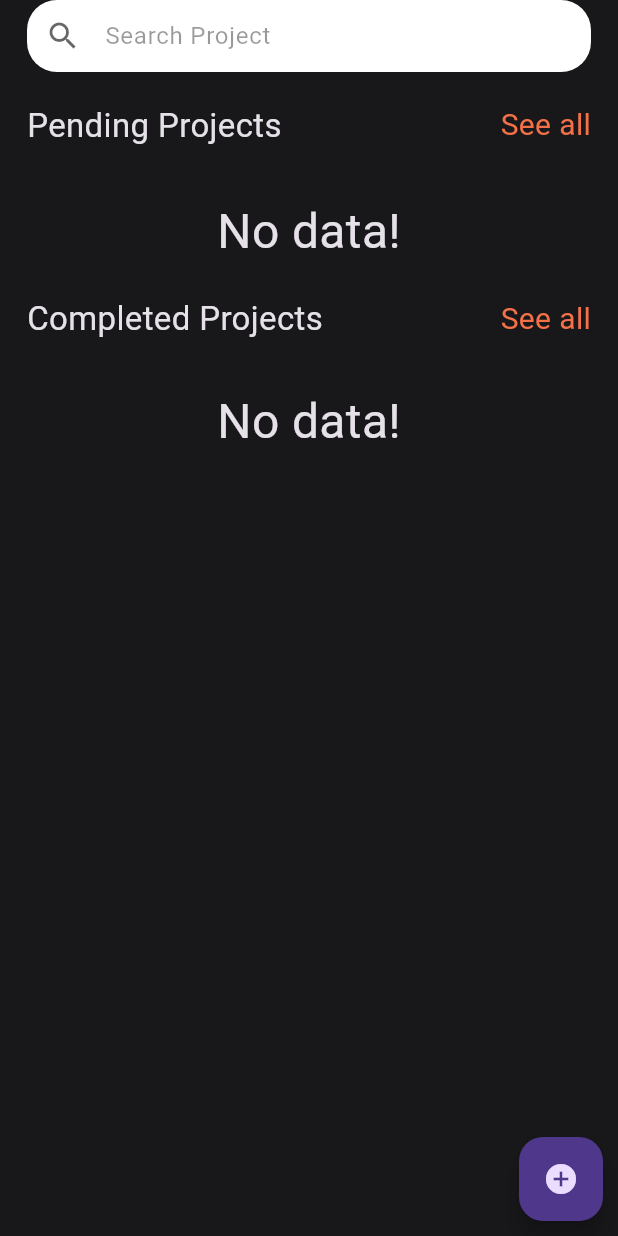
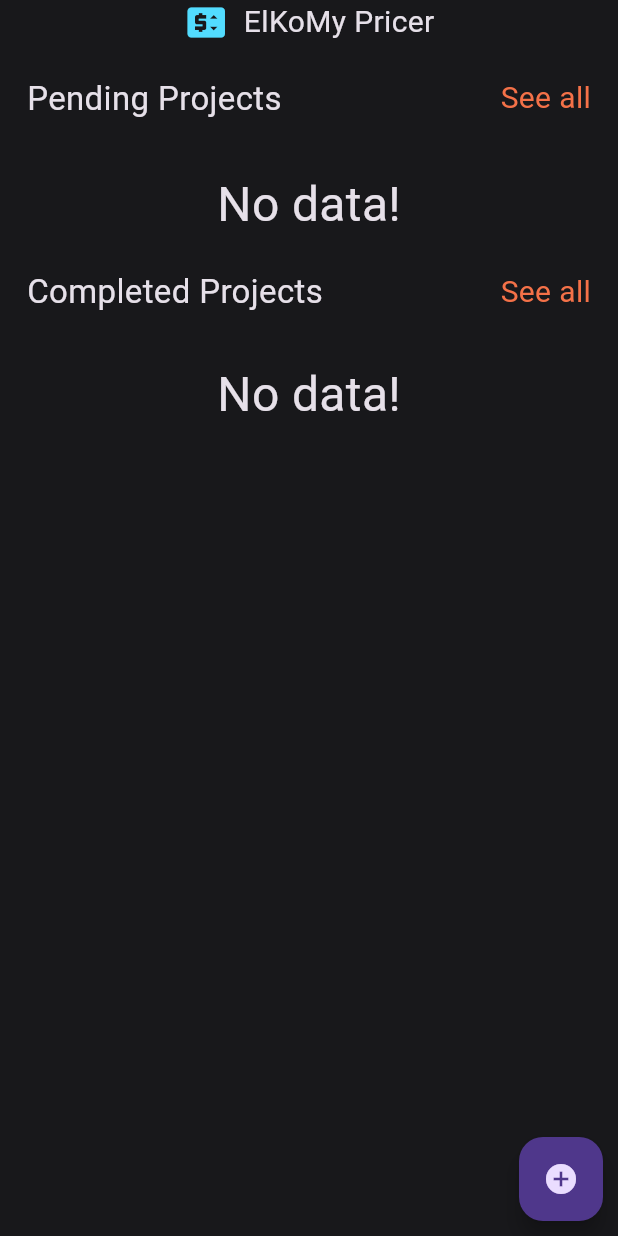
Before and after one commit to gelkomyy/pricer, a Flutter app: the screen it shows after launch, on a phone screen of 412 x 824 dp. Run offline on Flutter 3.47's test engine with Material 3 defaults, Android fonts, the phone set to English and light mode, and no system bars; our stand-ins replace flutter_bloc, sqflite, sqflite_common_ffi; accounts and stored records are empty.

Commit message:
changes for test & disable searchbox

```diff
--- a/lib/Features/home/presentation/views/widgets/home_view_body.dart
+++ b/lib/Features/home/presentation/views/widgets/home_view_body.dart
@@ -13,10 +13,17 @@ class HomeViewBody extends StatefulWidget {
 }
 
 class _HomeViewBodyState extends State<HomeViewBody> {
+  bool isLoading = true;
   @override
   void initState() {
     super.initState();
     BlocProvider.of<ManageProjectsCubit>(context).initializeDatabase();
+    Future.delayed(const Duration(seconds: 3), () {
+      // After 3 seconds, update the isLoading state
+      setState(() {
+        isLoading = false;
+      });
+    });
   }
 
   @override
@@ -29,7 +36,7 @@ class _HomeViewBodyState extends State<HomeViewBody> {
       }, */
       builder: (context, state) {
         return LoadingOverlay(
-          isLoading: state is GetProjectsLoading,
+          isLoading: isLoading || state is GetProjectsLoading,
           child: const Stack(
             children: [
               Padding(
--- a/lib/core/widgets/custom_search_box.dart
+++ b/lib/core/widgets/custom_search_box.dart
@@ -6,6 +6,24 @@ class CustomSearchBox extends StatelessWidget {
 
   @override
   Widget build(BuildContext context) {
+    return const Row(
+      mainAxisAlignment: MainAxisAlignment.center,
+      children: [
+        Icon(
+          Icons.price_change,
+          size: 30,
+          color: Color.fromARGB(255, 82, 220, 255),
+        ),
+        SizedBox(
+          width: 10,
+        ),
+        Text(
+          'ElKoMy Pricer',
+          style: TextStyle(fontSize: 20),
+        ),
+      ],
+    );
+
     return TextField(
       cursorHeight: 13,
       cursorOpacityAnimates: true,
```
